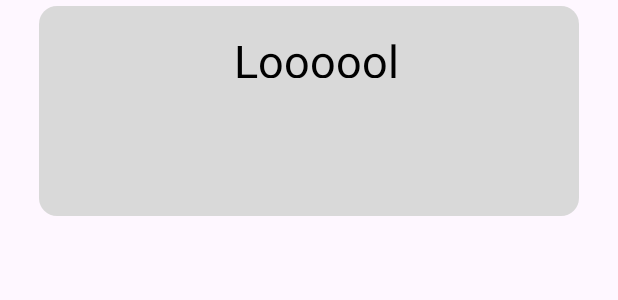
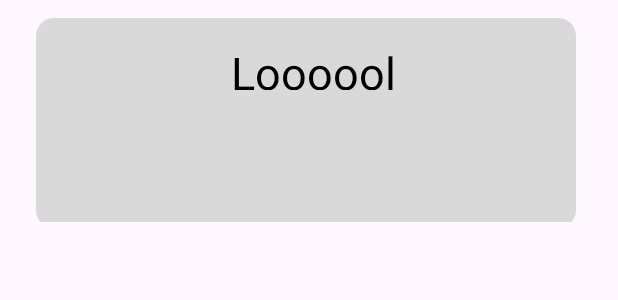
Before and after one commit to VarenytsiaMykhailo/ANDROID-TP-APP, an Android app: the layout location_card_layout.xml on its own in the app's theme, with its tools: preview values and no code run, on a phone screen of 412 x 824 dp. Shown: the top 300 px of the screen. Run offline under Robolectric (Android 15) with nearby library versions, the phone set to English and light mode, and no system bars.

Commit message:
feature/3: fixed xml

```diff
--- a/App/app/src/main/res/layout/location_card_layout.xml
+++ b/App/app/src/main/res/layout/location_card_layout.xml
@@ -2,8 +2,10 @@
 <androidx.constraintlayout.widget.ConstraintLayout xmlns:android="http://schemas.android.com/apk/res/android"
     xmlns:app="http://schemas.android.com/apk/res-auto"
     xmlns:tools="http://schemas.android.com/tools"
-    android:layout_width="match_parent"
-    android:layout_height="match_parent">
+    android:layout_width="360dp"
+    android:layout_height="140dp"
+    android:layout_marginStart="24dp"
+    android:layout_marginTop="8dp">
 
     <ImageView
         android:id="@+id/location_background"
--- a/App/app/src/main/res/layout/main_screen_rv_layout.xml
+++ b/App/app/src/main/res/layout/main_screen_rv_layout.xml
@@ -3,19 +3,19 @@
     xmlns:tools="http://schemas.android.com/tools"
     android:layout_width="match_parent"
     android:layout_height="match_parent"
-    android:background="@color/black">
+    android:background="@color/white">
     <TextView
         android:id="@+id/stub"
         android:layout_width="match_parent"
         android:layout_height="match_parent"
-        android:background="@color/gray"
         android:gravity="center"
         android:textColor="@color/black"
         android:textSize="16sp" />
     <androidx.recyclerview.widget.RecyclerView
         android:id="@+id/locations_rv"
         android:layout_width="match_parent"
-        android:layout_height="match_parent" />
+        android:layout_height="match_parent"
+        />
 
 
 </androidx.constraintlayout.widget.ConstraintLayout>
```
